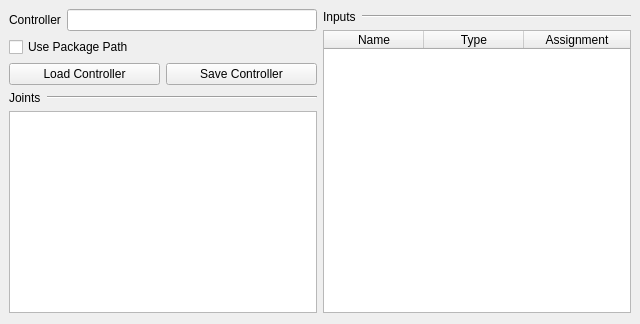
This is ui/controller_widget.ui in ARoefer/giskard_ide as Qt 5 draws it before an edit. The edited form follows.
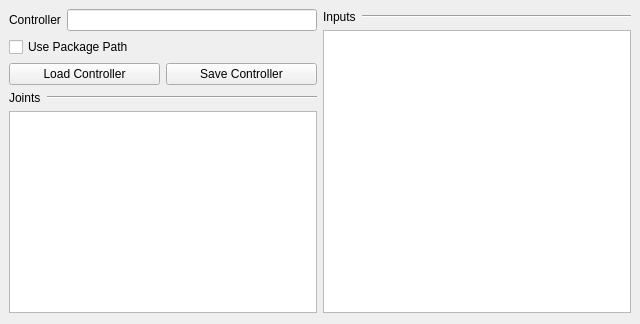
This is the edited form.

Commit message: :unicorn: Rudimentary assignment system for inputs. UI for adding and editing objects. Sadly the interaction server is not working

What changed in the file:
```diff
--- a/ui/controller_widget.ui
+++ b/ui/controller_widget.ui
@@ -158,47 +158,7 @@
       </layout>
      </item>
      <item>
-      <widget class="QTableWidget" name="twInputs">
-       <property name="sizePolicy">
-        <sizepolicy hsizetype="Minimum" vsizetype="Minimum">
-         <horstretch>0</horstretch>
-         <verstretch>0</verstretch>
-        </sizepolicy>
-       </property>
-       <property name="maximumSize">
-        <size>
-         <width>16777215</width>
-         <height>16777215</height>
-        </size>
-       </property>
-       <property name="horizontalScrollBarPolicy">
-        <enum>Qt::ScrollBarAlwaysOff</enum>
-       </property>
-       <property name="columnCount">
-        <number>3</number>
-       </property>
-       <attribute name="horizontalHeaderCascadingSectionResizes">
-        <bool>false</bool>
-       </attribute>
-       <attribute name="horizontalHeaderStretchLastSection">
-        <bool>true</bool>
-       </attribute>
-       <column>
-        <property name="text">
-         <string>Name</string>
-        </property>
-       </column>
-       <column>
-        <property name="text">
-         <string>Type</string>
-        </property>
-       </column>
-       <column>
-        <property name="text">
-         <string>Assignment</string>
-        </property>
-       </column>
-      </widget>
+      <widget class="QListWidget" name="inputList"/>
      </item>
     </layout>
    </item>
```
The commit also changes 45 other files.
